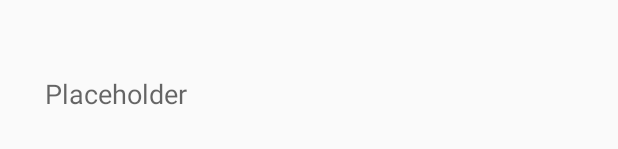
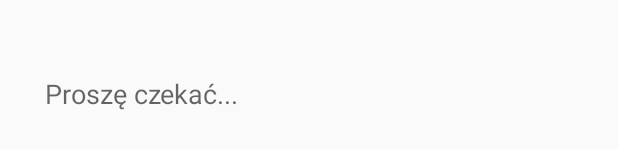
Before and after one commit to piotrszych/ZPI_TreningPilkarza, an Android app: the layout fragment_help.xml on its own in the app's theme, with its tools: preview values and no code run, on a phone screen of 412 x 824 dp. Shown: the part 606-755 px from the top of the screen. Run offline under Robolectric (Android 15) with nearby library versions, the light colour scheme and no system bars.

Commit message:
Poprawiono placeholder

```diff
--- a/app/src/main/res/layout/fragment_help.xml
+++ b/app/src/main/res/layout/fragment_help.xml
@@ -43,7 +43,7 @@
             android:layout_width="match_parent"
             style="?android:attr/textAppearanceMedium"
             android:layout_height="wrap_content"
-            android:text="@string/placeholder"
+            android:text="@string/help_placeholder_description"
             android:layout_below="@id/gif_help_gifholder"/>
     </RelativeLayout>
 </ScrollView>
--- a/app/src/main/res/values/strings.xml
+++ b/app/src/main/res/values/strings.xml
@@ -7,6 +7,9 @@
     <string name="placeholder">Placeholder</string>
     <string name="exit_warning">Naciśnij jeszcze raz, by wrócić do ekranu początkowego</string>
     <string name="options_adminpanel">Panel administracyjny</string>
+
+    <!-- HelpFragment -->
+    <string name="help_placeholder_description">Proszę czekać...</string>
 
     <!-- LoginFragment -->
     <string name="login_hint_user">Użytkownik</string>
```
